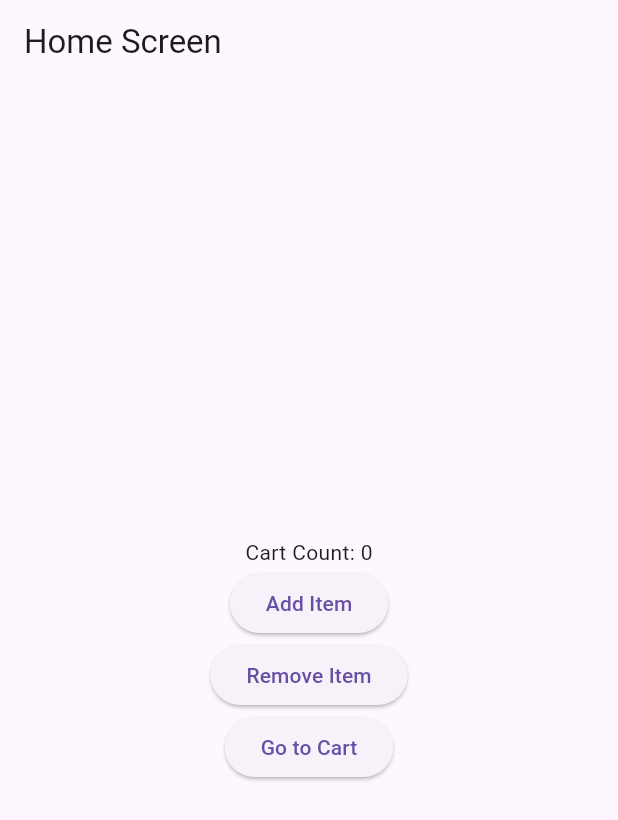
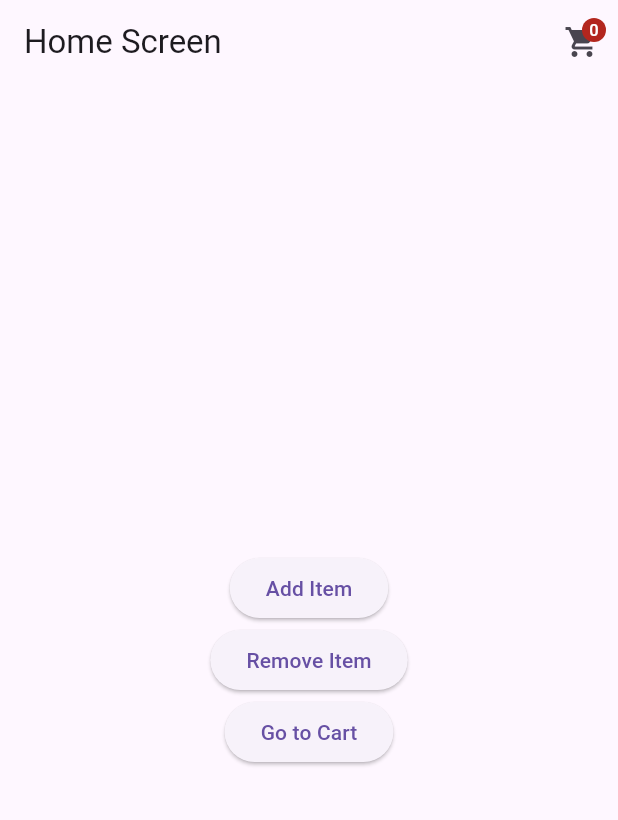
Before and after one commit to Amruthapattayil/lgx_app, a Flutter app: the screen it shows after launch, on a phone screen of 412 x 824 dp. Shown: the top 820 px of the screen. Run offline on Flutter 3.47's test engine with Material 3 defaults, Android fonts, the phone set to English and light mode, and no system bars; our stand-ins replace hive_flutter, shared_preferences, sqflite; accounts and stored records are empty.

Commit message:
Optimize cart rebuilds using Consumer and Selector

```diff
--- a/lib/screens/home_screen.dart
+++ b/lib/screens/home_screen.dart
@@ -1,3 +1,4 @@
+
 import 'package:flutter/material.dart';
 import 'package:provider/provider.dart';
 
@@ -9,32 +10,51 @@ class HomeScreen extends StatelessWidget {
 
   @override
   Widget build(BuildContext context) {
-    final cart = context.watch<CartNotifier>();
-
     return Scaffold(
       appBar: AppBar(
         title: const Text('Home Screen'),
+        actions: [
+          Consumer<CartNotifier>(
+            builder: (context, cart, child) {
+              return IconButton(
+                onPressed: () {
+                  Navigator.push(
+                    context,
+                    MaterialPageRoute(
+                      builder: (context) => const CartScreen(),
+                    ),
+                  );
+                },
+                icon: Selector<CartNotifier, int>(
+                  selector: (context, cart) => cart.cartCount,
+                  builder: (context, count, child) {
+                    return Badge(
+                      label: Text('$count'),
+                      child: const Icon(Icons.shopping_cart),
+                    );
+                  },
+                ),
+              );
+            },
+          ),
+        ],
       ),
       body: Center(
         child: Column(
           mainAxisAlignment: MainAxisAlignment.center,
           children: [
-            Text('Cart Count: ${cart.cartCount}'),
-
             ElevatedButton(
               onPressed: () {
                 context.read<CartNotifier>().addItem();
               },
               child: const Text('Add Item'),
             ),
-
             ElevatedButton(
               onPressed: () {
                 context.read<CartNotifier>().removeItem();
               },
               child: const Text('Remove Item'),
             ),
-
             ElevatedButton(
               onPressed: () {
                 Navigator.push(
```
